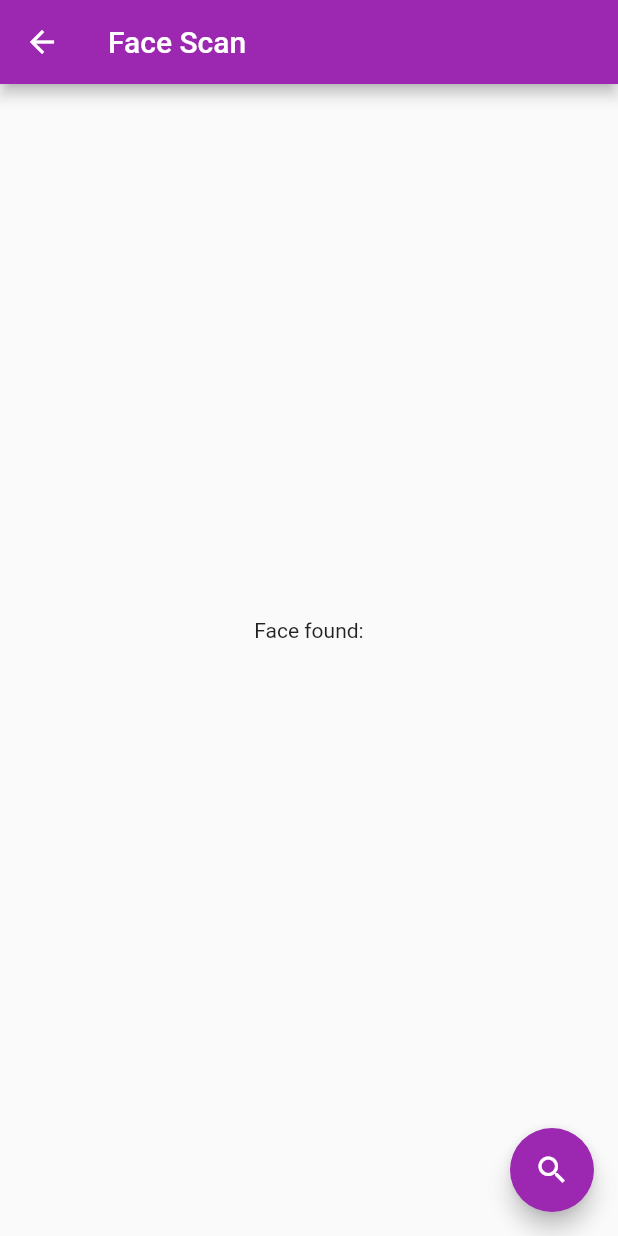
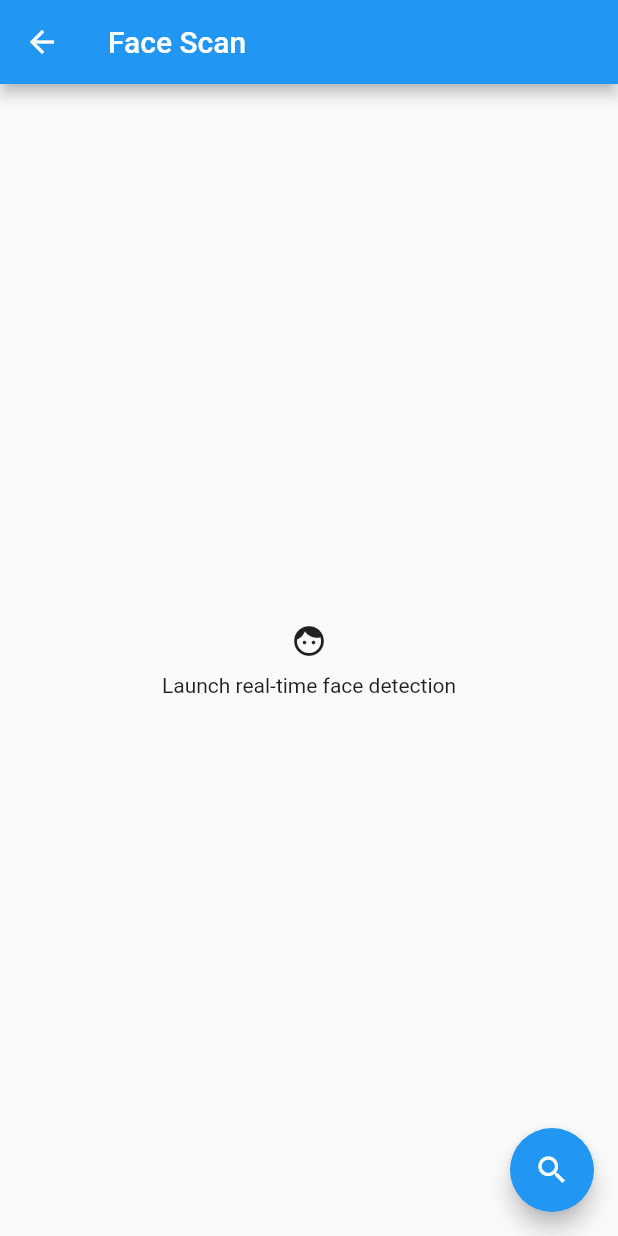
Before and after one commit to hnabbasi/Flutter_Google_ML, a Flutter app: the screen it shows after launch, after a tap on "Face Recognition", on a phone screen of 412 x 824 dp. Run offline on Flutter 3.47's test engine with Material 2 defaults, Android fonts, the phone set to English and light mode, and no system bars; network calls fail.

Commit message:
Cleaned up UI

```diff
--- a/flutter_google_ml/lib/main.dart
+++ b/flutter_google_ml/lib/main.dart
@@ -14,9 +14,10 @@ class MyApp extends StatelessWidget {
     return MaterialApp(
       title: 'Google ML Kit Demo',
       theme: ThemeData(
-        primarySwatch: Colors.purple,
+        primarySwatch: Colors.blue,
         visualDensity: VisualDensity.adaptivePlatformDensity,
       ),
+      debugShowCheckedModeBanner: false,
       home: MyHomePage(channel: _channel),
     );
   }
--- a/flutter_google_ml/lib/views/barcode_recognition.dart
+++ b/flutter_google_ml/lib/views/barcode_recognition.dart
@@ -42,8 +42,10 @@ class _BarcodeRecognitionState extends State<BarcodeRecognition> {
         child: Column(
           mainAxisAlignment: MainAxisAlignment.center,
           children: <Widget>[
+            Icon(Icons.border_clear),
+            SizedBox(height: 10),
             Text(
-              'Barcode found:',
+              'Scan multiple barcodes',
             ),
             Center(
               child: Text(
--- a/flutter_google_ml/lib/views/face_recognition.dart
+++ b/flutter_google_ml/lib/views/face_recognition.dart
@@ -11,7 +11,6 @@ class FaceRecognition extends StatefulWidget {
 
 class _FaceRecognitionState extends State<FaceRecognition> {
 
-  String _result = "";
 
   Future<void> getScannedFace() async {
     String retVal;
@@ -21,11 +20,7 @@ class _FaceRecognitionState extends State<FaceRecognition> {
     } on PlatformException catch (e) {
       retVal = e.message;
     }
-
-    setState(() {
-      print(retVal);
-      _result = retVal;
-    });
+    print(retVal);
   }
 
   void _scan() {
@@ -42,12 +37,10 @@ class _FaceRecognitionState extends State<FaceRecognition> {
         child: Column(
           mainAxisAlignment: MainAxisAlignment.center,
           children: <Widget>[
+            Icon(Icons.face),
+            SizedBox(height: 10),
             Text(
-              'Face found:',
-            ),
-            Text(
-              _result,
-              style: Theme.of(conFace).textTheme.headline4,
+              'Launch real-time face detection',
             ),
           ],
         ),
--- a/flutter_google_ml/lib/views/home.dart
+++ b/flutter_google_ml/lib/views/home.dart
@@ -25,12 +25,20 @@ class _MyHomePageState extends State<MyHomePage> {
       body: Center(
         child: Column(
           mainAxisAlignment: MainAxisAlignment.center,
+          crossAxisAlignment: CrossAxisAlignment.stretch,
           children: <Widget>[
+            Container(
+              padding: EdgeInsets.all(120),
+              decoration: BoxDecoration(
+                image: DecorationImage(image: NetworkImage("https://chaione.com/wp-content/uploads/2018/08/header-image-technical.png"))
+              ),
+            ),
+            SizedBox(height: 20),
             ListTile(
               contentPadding: EdgeInsets.fromLTRB(30, 15, 30, 15),
               leading: Icon(Icons.text_fields),
               title: Text("Text Recognition"),
-              subtitle: Text("Scan text and recognize"),
+              subtitle: Text("Scan text to recognize"),
               onTap: () {
                 Navigator.push(
                   context,
@@ -42,7 +50,7 @@ class _MyHomePageState extends State<MyHomePage> {
               contentPadding: EdgeInsets.fromLTRB(30, 15, 30, 15),
               leading: Icon(Icons.border_clear),
               title: Text("Barcode Recognition"),
-              subtitle: Text("Scan barcode and recognize"),
+              subtitle: Text("Scan multiple barcodes"),
               onTap: () {
                 Navigator.push(
                   context,
--- a/flutter_google_ml/lib/views/text_recognition.dart
+++ b/flutter_google_ml/lib/views/text_recognition.dart
@@ -42,8 +42,10 @@ class _TextRecognitionState extends State<TextRecognition> {
         child: Column(
           mainAxisAlignment: MainAxisAlignment.center,
           children: <Widget>[
+            Icon(Icons.text_fields),
+            SizedBox(height: 10),
             Text(
-              'Text found:',
+              'Scan text to recognize',
             ),
             Center(
               child: Text(
```
Also changed, not shown: flutter_google_ml/lib/views/object_recognition.dart (+4 -12 lines), 2 other files.
